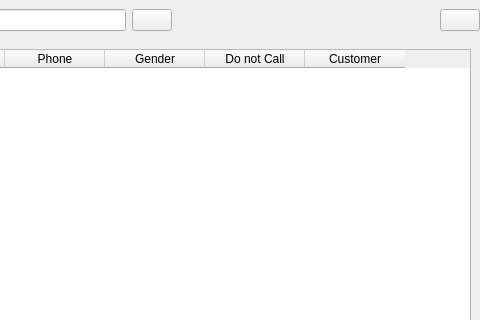
Qt form src/MainWindow.ui (BROM100/CRM-APP) before a commit; both pictures show x 642 to 1122 and y 0 to 320 of the 1122 by 843 pixel window.
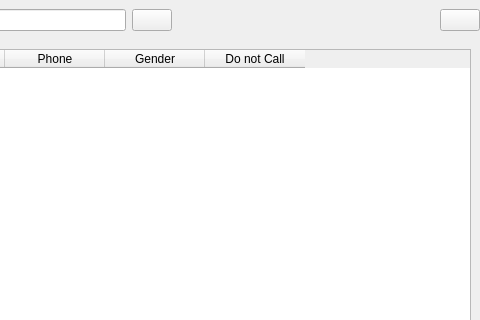
The same form after that commit. Icons and pictures are not drawn.

Commit message: Fixed issues with Customer methods, added fix method for dashboard, CRUD methods for contacts added.

Patch:
```diff
--- a/src/MainWindow.ui
+++ b/src/MainWindow.ui
@@ -580,11 +580,6 @@
                <string>Do not Call</string>
               </property>
              </column>
-             <column>
-              <property name="text">
-               <string>Customer</string>
-              </property>
-             </column>
             </widget>
            </item>
           </layout>
```
The commit also changes 8 other files.
